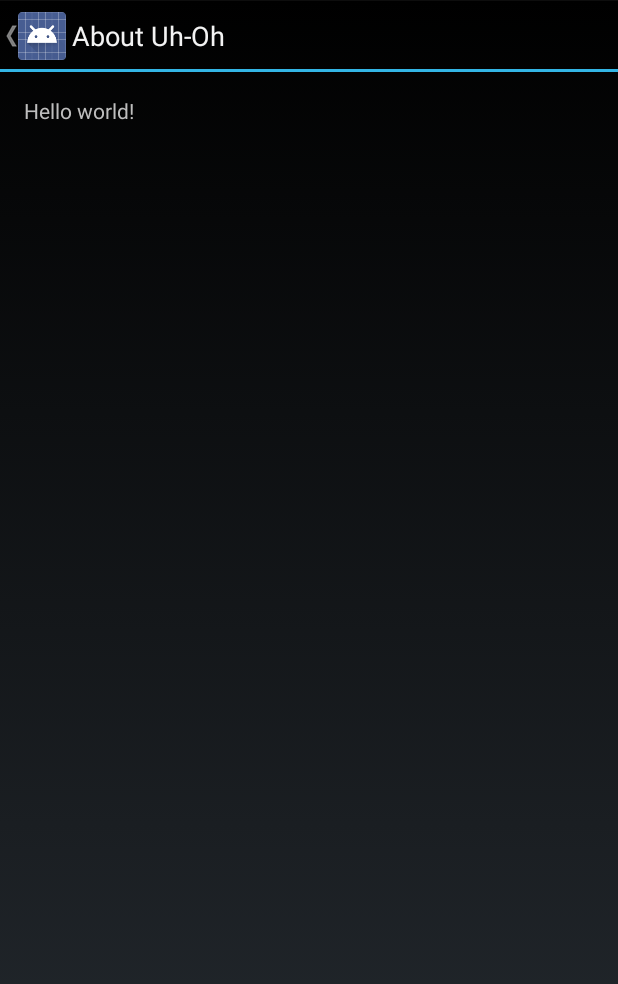
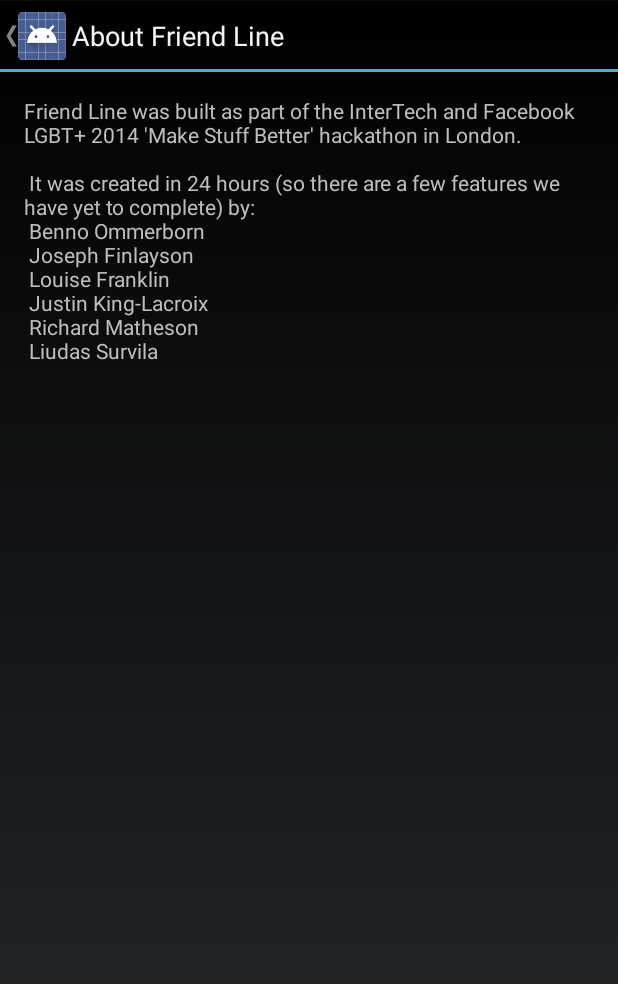
Before and after one commit to phoenix-frozen/uh-oh-android, an Android app: the screen it shows after launch (AboutActivity), after a tap on an icon or button, on a phone screen of 412 x 824 dp. Shown: the top 984 px of the screen. Run offline under Robolectric (Android 15) with nearby library versions, the phone set to English and light mode, and no system bars.

Commit message:
More UI fixing.

```diff
--- a/app/src/main/res/values/strings.xml
+++ b/app/src/main/res/values/strings.xml
@@ -1,7 +1,7 @@
 <?xml version="1.0" encoding="utf-8"?>
 <resources>
 
-    <string name="app_name">Uh-Oh</string>
+    <string name="app_name">Friend Line</string>
     <string name="action_settings">Settings</string>
 
     <string name="line_busy">If call fails, hang up and app will automatically call another friend</string>
@@ -12,8 +12,16 @@
     <string name="alert">Talk to me</string>
     <string name="panic">Call my friends</string>
     <string name="webservice_url">http://uhoh.herokuapp.com/uhoh</string>
-    <string name="title_activity_about">About Uh-Oh</string>
+    <string name="title_activity_about">About Friend Line</string>
 
-    <string name="about">Hello world!</string>
+    <string name="about">Friend Line was built as part of the InterTech and Facebook LGBT+ 2014 \'Make Stuff Better\' hackathon in London.\n
+\n
+It was created in 24 hours (so there are a few features we have yet to complete) by:\n
+Benno Ommerborn\n
+Joseph Finlayson\n
+Louise Franklin\n
+Justin King-Lacroix\n
+Richard Matheson\n
+Liudas Survila</string>
 
 </resources>
```
